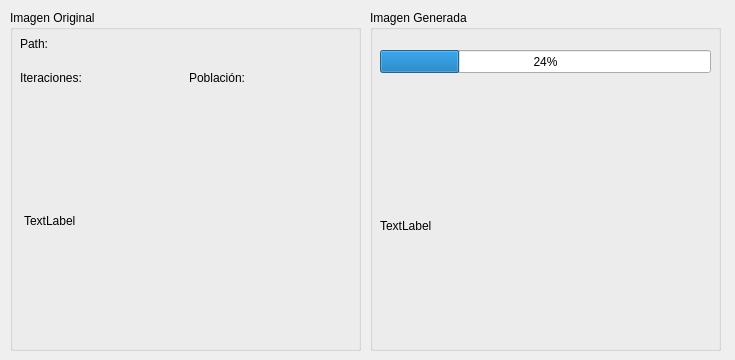
Above: UI/generacion.ui from Jonathana1106/IA before the change. Below: the same form after it.
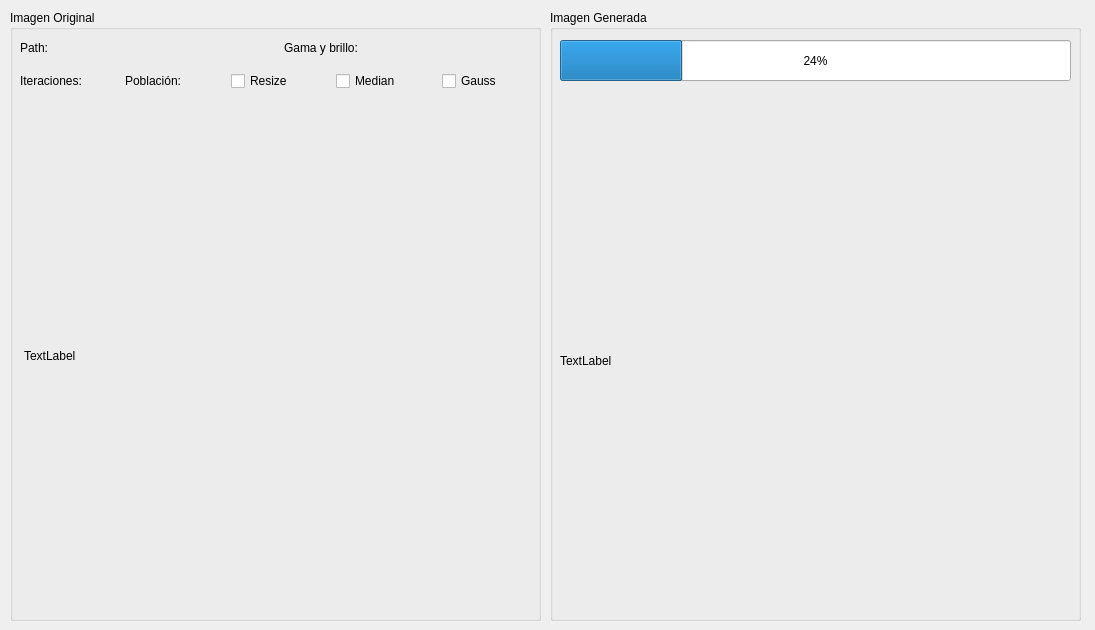
That is the form after the change.

Diff of the .ui file:
```diff
--- a/UI/generacion.ui
+++ b/UI/generacion.ui
@@ -6,8 +6,8 @@
    <rect>
     <x>0</x>
     <y>0</y>
-    <width>735</width>
-    <height>360</height>
+    <width>1095</width>
+    <height>630</height>
    </rect>
   </property>
   <property name="windowTitle">
@@ -18,8 +18,8 @@
     <rect>
      <x>10</x>
      <y>10</y>
-     <width>351</width>
-     <height>341</height>
+     <width>531</width>
+     <height>611</height>
     </rect>
    </property>
    <property name="title">
@@ -30,17 +30,28 @@
      <rect>
       <x>10</x>
       <y>20</y>
-      <width>331</width>
+      <width>521</width>
       <height>61</height>
      </rect>
     </property>
     <layout class="QVBoxLayout" name="verticalLayout">
      <item>
-      <widget class="QLabel" name="path_Label">
-       <property name="text">
-        <string>Path:</string>
-       </property>
-      </widget>
+      <layout class="QHBoxLayout" name="horizontalLayout_2">
+       <item>
+        <widget class="QLabel" name="path_Label">
+         <property name="text">
+          <string>Path:</string>
+         </property>
+        </widget>
+       </item>
+       <item>
+        <widget class="QLabel" name="GamaBrillo_label">
+         <property name="text">
+          <string>Gama y brillo:</string>
+         </property>
+        </widget>
+       </item>
+      </layout>
      </item>
      <item>
       <layout class="QHBoxLayout" name="horizontalLayout">
@@ -58,6 +69,36 @@
          </property>
         </widget>
        </item>
+       <item>
+        <widget class="QCheckBox" name="medianCheckbox">
+         <property name="text">
+          <string>Resize</string>
+         </property>
+         <property name="checkable">
+          <bool>false</bool>
+         </property>
+        </widget>
+       </item>
+       <item>
+        <widget class="QCheckBox" name="MedianCheckbox">
+         <property name="text">
+          <string>Median</string>
+         </property>
+         <property name="checkable">
+          <bool>false</bool>
+         </property>
+        </widget>
+       </item>
+       <item>
+        <widget class="QCheckBox" name="GaussCheckbox">
+         <property name="text">
+          <string>Gauss</string>
+         </property>
+         <property name="checkable">
+          <bool>false</bool>
+         </property>
+        </widget>
+       </item>
       </layout>
      </item>
     </layout>
@@ -67,8 +108,8 @@
      <rect>
       <x>14</x>
       <y>95</y>
-      <width>321</width>
-      <height>231</height>
+      <width>501</width>
+      <height>501</height>
      </rect>
     </property>
     <property name="text">
@@ -82,10 +123,10 @@
   <widget class="QGroupBox" name="groupBox_2">
    <property name="geometry">
     <rect>
-     <x>370</x>
+     <x>550</x>
      <y>10</y>
-     <width>351</width>
-     <height>341</height>
+     <width>531</width>
+     <height>611</height>
     </rect>
    </property>
    <property name="title">
@@ -95,9 +136,9 @@
     <property name="geometry">
      <rect>
       <x>10</x>
-      <y>40</y>
-      <width>331</width>
-      <height>23</height>
+      <y>30</y>
+      <width>511</width>
+      <height>41</height>
      </rect>
     </property>
     <property name="value">
@@ -109,8 +150,8 @@
      <rect>
       <x>10</x>
       <y>100</y>
-      <width>331</width>
-      <height>231</height>
+      <width>471</width>
+      <height>501</height>
      </rect>
     </property>
     <property name="text">
```
